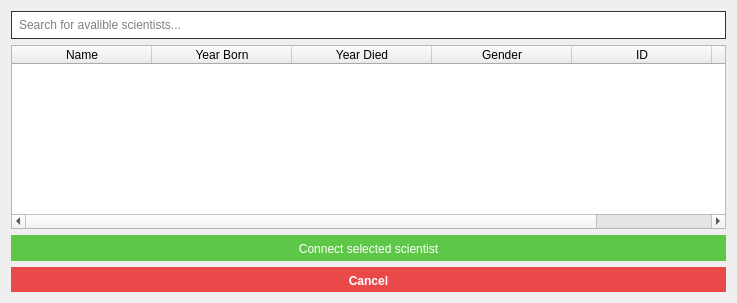
birkirk/vln1-35, file VL1-project/addcontocomp.ui: the form before one commit.
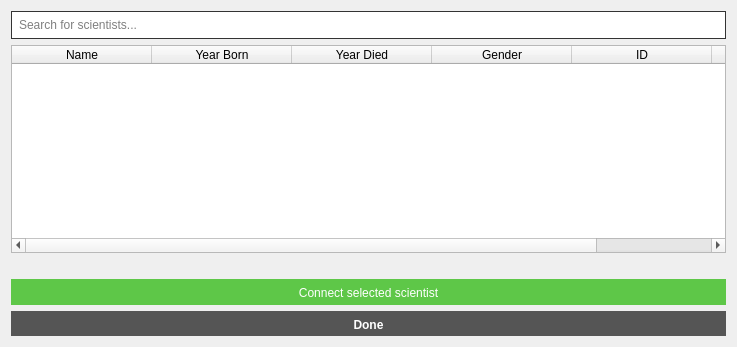
The form after the commit.

Patch:
```diff
--- a/VL1-project/addcontocomp.ui
+++ b/VL1-project/addcontocomp.ui
@@ -7,7 +7,7 @@
     <x>0</x>
     <y>0</y>
     <width>737</width>
-    <height>303</height>
+    <height>347</height>
    </rect>
   </property>
   <property name="windowTitle">
@@ -27,7 +27,7 @@
 padding: 5px;</string>
      </property>
      <property name="placeholderText">
-      <string>Search for avalible scientists...</string>
+      <string>Search for scientists...</string>
      </property>
     </widget>
    </item>
@@ -83,6 +83,23 @@
      </column>
     </widget>
    </item>
+   <item>
+    <widget class="QLabel" name="label_concomp_status">
+     <property name="font">
+      <font>
+       <family>Helvetica</family>
+       <weight>75</weight>
+       <bold>true</bold>
+      </font>
+     </property>
+     <property name="text">
+      <string/>
+     </property>
+     <property name="alignment">
+      <set>Qt::AlignCenter</set>
+     </property>
+    </widget>
+   </item>
    <item>
     <widget class="QPushButton" name="button_concomp_connect">
      <property name="enabled">
@@ -111,13 +128,13 @@
      <property name="styleSheet">
       <string notr="true">border: 0px solid #333;
 padding: 7px 0 4px 0;
-background-color: #E94949;
+background-color: #555;
 color: #fff;
 font-weight: bold;
 font: 25 13pt &quot;Helvetica&quot;;</string>
      </property>
      <property name="text">
-      <string>Cancel</string>
+      <string>Done</string>
      </property>
     </widget>
    </item>
```
Left out of the diff: 2 changed lines with no effect on the pictures.
